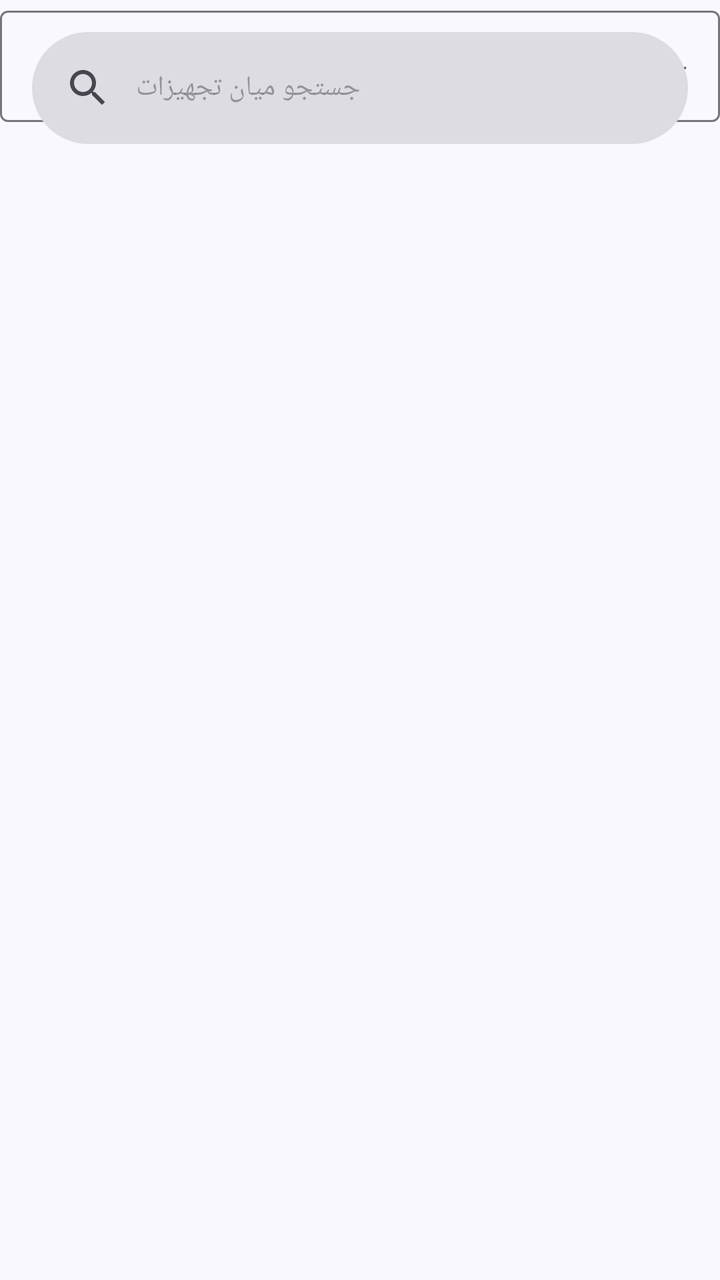
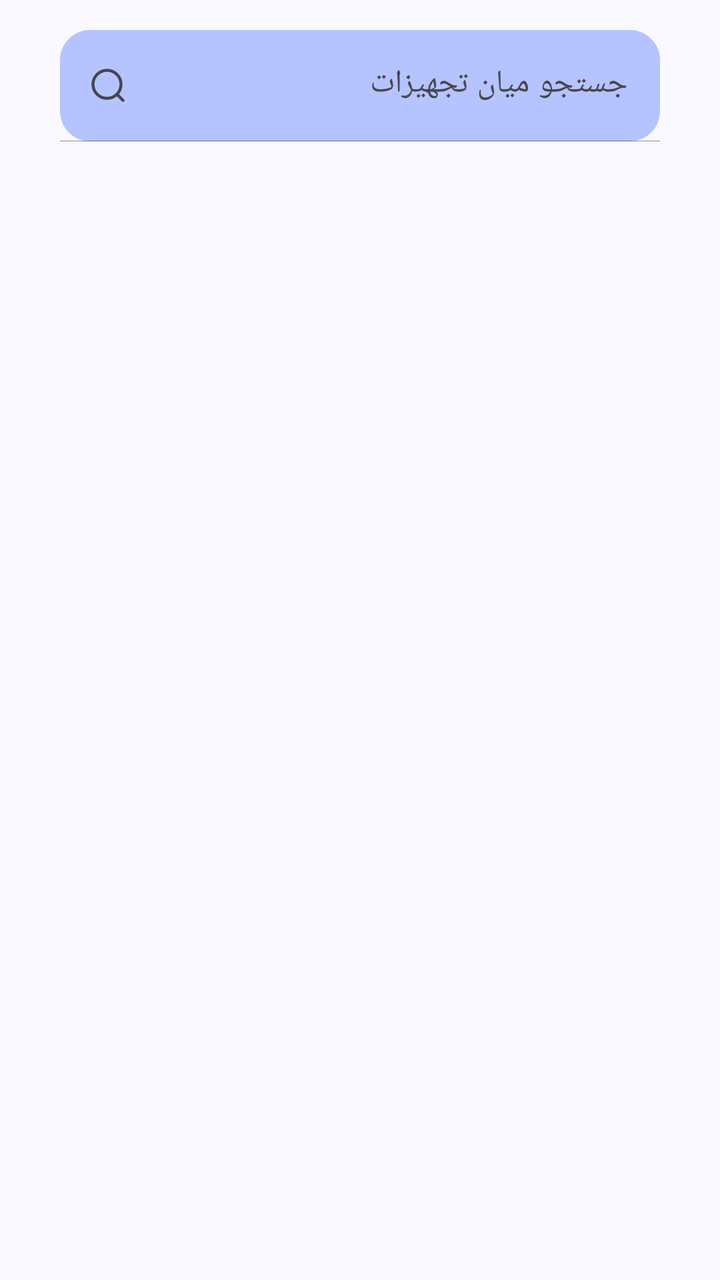

The first picture is an Android layout as it rendered before a commit; the second is the same layout after the commit. The layout source and the unified diff follow.
<!-- AndroidManifest.xml: application theme Theme.Iotequipment -->
<!-- res/layout/fragment_search.xml -->
<?xml version="1.0" encoding="utf-8"?>
<androidx.constraintlayout.widget.ConstraintLayout
    xmlns:tools="http://schemas.android.com/tools"
    android:layout_width="match_parent"
    android:layout_height="match_parent"
    xmlns:app="http://schemas.android.com/apk/res-auto"
    xmlns:android="http://schemas.android.com/apk/res/android">

    

    <com.google.android.material.search.SearchBar
        android:id="@+id/searchBox"
        android:layout_width="match_parent"
        android:layout_height="wrap_content"
        android:backgroundTint="@color/md_theme_surfaceContainerHigh_mediumContrast"
        android:hint="@string/searchbar_hint"
        android:textAppearance="@color/md_theme_background"
        app:layout_constraintEnd_toEndOf="parent"
        app:layout_constraintStart_toStartOf="parent"
        app:layout_constraintTop_toTopOf="parent" />

    <com.google.android.material.textfield.TextInputLayout
        android:layout_width="match_parent"
        android:layout_height="wrap_content"
        android:backgroundTint="@color/md_theme_surfaceContainerHigh_mediumContrast"
        android:hint="@string/searchbar_hint"
        >

        <com.google.android.material.textfield.TextInputEditText
            android:id="@+id/search_bar"
            android:layout_width="match_parent"
            android:layout_height="wrap_content"/>
    </com.google.android.material.textfield.TextInputLayout>


    <androidx.viewpager2.widget.ViewPager2
        android:id="@+id/search_view_pager"
        android:layout_width="match_parent"
        android:layout_height="0dp"
        app:layout_constraintBottom_toBottomOf="parent"
        app:layout_constraintTop_toBottomOf="@+id/searchBox"
        tools:layout_editor_absoluteX="0dp" />


</androidx.constraintlayout.widget.ConstraintLayout>
<!-- resources referenced by this layout -->
<resources>
  <color name="md_theme_background">#FAF8FF</color>
  <color name="md_theme_surfaceContainerHigh_mediumContrast">#DDDCE3</color>
  <string name="searchbar_hint">جستجو میان تجهیزات</string>
  <style name="Theme.Iotequipment" parent="Base.Theme.Iotequipment" />
  <style name="Base.Theme.Iotequipment" parent="Theme.Material3.DayNight.NoActionBar">
          <item name="fontFamily">@font/iran_yekan_regular</item>
          
          
          <item name="colorPrimary">@color/md_theme_primary</item>
          <item name="android:colorBackground">@color/md_theme_background</item>
      </style>
  <color name="md_theme_primary">#0055EF</color>
</resources>

<!-- the commit's change to res/layout/fragment_search.xml (unified diff, before → after) -->
@@ -7,31 +7,12 @@
     xmlns:android="http://schemas.android.com/apk/res/android">
 
     
-
-    <com.google.android.material.search.SearchBar
-        android:id="@+id/searchBox"
-        android:layout_width="match_parent"
-        android:layout_height="wrap_content"
-        android:backgroundTint="@color/md_theme_surfaceContainerHigh_mediumContrast"
-        android:hint="@string/searchbar_hint"
-        android:textAppearance="@color/md_theme_background"
+    <include
+        layout="@layout/search_bar"
+        app:layout_constraintBottom_toBottomOf="parent"
         app:layout_constraintEnd_toEndOf="parent"
         app:layout_constraintStart_toStartOf="parent"
         app:layout_constraintTop_toTopOf="parent" />
-
-    <com.google.android.material.textfield.TextInputLayout
-        android:layout_width="match_parent"
-        android:layout_height="wrap_content"
-        android:backgroundTint="@color/md_theme_surfaceContainerHigh_mediumContrast"
-        android:hint="@string/searchbar_hint"
-        >
-
-        <com.google.android.material.textfield.TextInputEditText
-            android:id="@+id/search_bar"
-            android:layout_width="match_parent"
-            android:layout_height="wrap_content"/>
-    </com.google.android.material.textfield.TextInputLayout>
-
 
     <androidx.viewpager2.widget.ViewPager2
         android:id="@+id/search_view_pager"
@@ -43,3 +24,37 @@
 
 
 </androidx.constraintlayout.widget.ConstraintLayout>
+<!-- res/layout/search_bar.xml (included above) -->
+<?xml version="1.0" encoding="utf-8"?>
+<merge xmlns:android="http://schemas.android.com/apk/res/android"
+    xmlns:app="http://schemas.android.com/apk/res-auto">
+
+    <com.google.android.material.textfield.TextInputLayout
+        android:id="@+id/searchBox"
+        android:layout_width="match_parent"
+        android:layout_height="wrap_content"
+        android:padding="15dp"
+        android:layout_margin="15dp"
+        app:endIconMode="clear_text"
+        app:counterMaxLength="20"
+        app:boxStrokeWidth = "0.3dp"
+        app:boxStrokeColor="@color/md_theme_background"
+        app:boxStrokeWidthFocused = "1.5dp"
+        app:boxBackgroundMode="filled"
+        app:startIconDrawable="@drawable/ic_search"
+        app:boxBackgroundColor="@color/md_theme_inversePrimary_mediumContrast"
+        android:hint="@string/searchbar_hint"
+        app:boxCornerRadiusTopStart="15dp"
+        app:boxCornerRadiusTopEnd="15dp"
+        app:boxCornerRadiusBottomStart="15dp"
+        app:boxCornerRadiusBottomEnd="15dp"
+        android:textAppearance="@color/md_theme_background"
+        app:placeholderTextAppearance="@color/md_theme_background"
+        >
+        <com.google.android.material.textfield.TextInputEditText
+            android:id="@+id/search_bar"
+            android:layout_width="match_parent"
+            android:layout_height="wrap_content" />
+    </com.google.android.material.textfield.TextInputLayout>
+
+</merge>
<!-- resource entries referenced after the edit -->
@@ -1,7 +1,28 @@
 <!-- resources referenced by this layout -->
 <resources>
   <color name="md_theme_background">#FAF8FF</color>
-  <color name="md_theme_surfaceContainerHigh_mediumContrast">#DDDCE3</color>
+  <color name="md_theme_inversePrimary_mediumContrast">#B5C4FF</color>
+  <!-- drawable ic_search (drawable) -->
+  <vector xmlns:android="http://schemas.android.com/apk/res/android"
+      android:width="24dp"
+      android:height="24dp"
+      android:viewportWidth="24"
+      android:viewportHeight="24">
+    <path
+        android:pathData="M11.5,18.5C15.366,18.5 18.5,15.366 18.5,11.5C18.5,7.634 15.366,4.5 11.5,4.5C7.634,4.5 4.5,7.634 4.5,11.5C4.5,15.366 7.634,18.5 11.5,18.5Z"
+        android:strokeLineJoin="round"
+        android:strokeWidth="1.5"
+        android:fillColor="#00000000"
+        android:strokeColor="#000D26"
+        android:strokeLineCap="round"/>
+    <path
+        android:pathData="M16.5,16.5L19.5,19.5"
+        android:strokeLineJoin="round"
+        android:strokeWidth="1.5"
+        android:fillColor="#00000000"
+        android:strokeColor="#000D26"
+        android:strokeLineCap="round"/>
+  </vector>
   <string name="searchbar_hint">جستجو میان تجهیزات</string>
   <style name="Theme.Iotequipment" parent="Base.Theme.Iotequipment" />
   <style name="Base.Theme.Iotequipment" parent="Theme.Material3.DayNight.NoActionBar">
@@ -10,6 +31,7 @@
           
           <item name="colorPrimary">@color/md_theme_primary</item>
           <item name="android:colorBackground">@color/md_theme_background</item>
+  
       </style>
   <color name="md_theme_primary">#0055EF</color>
 </resources>
